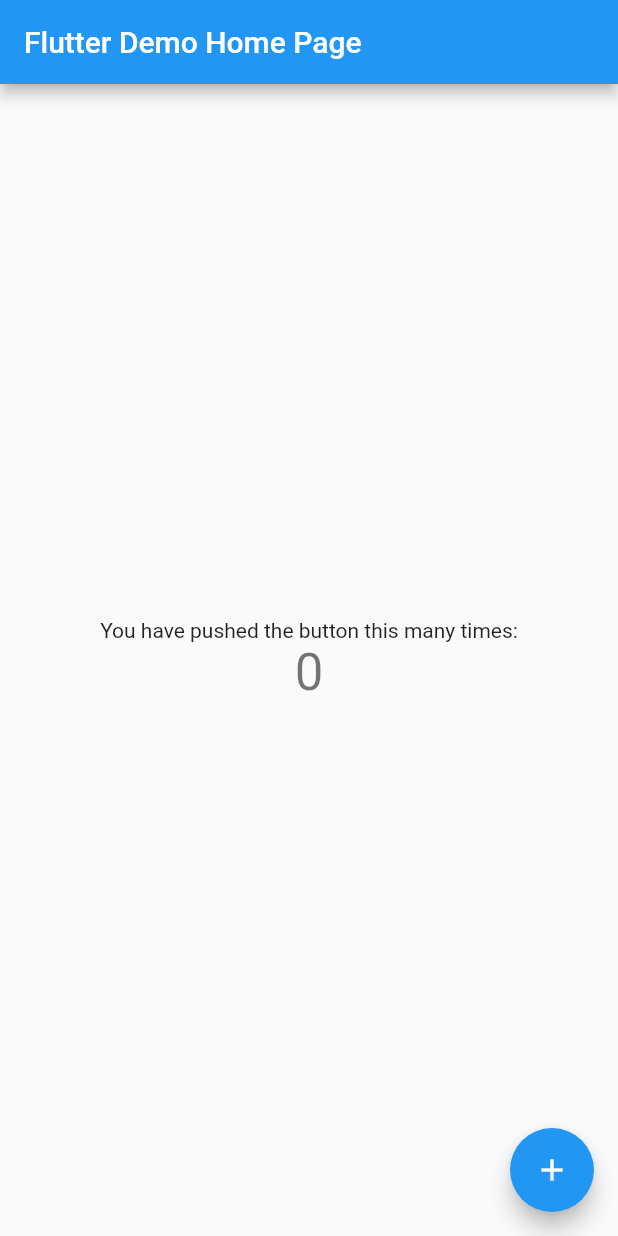
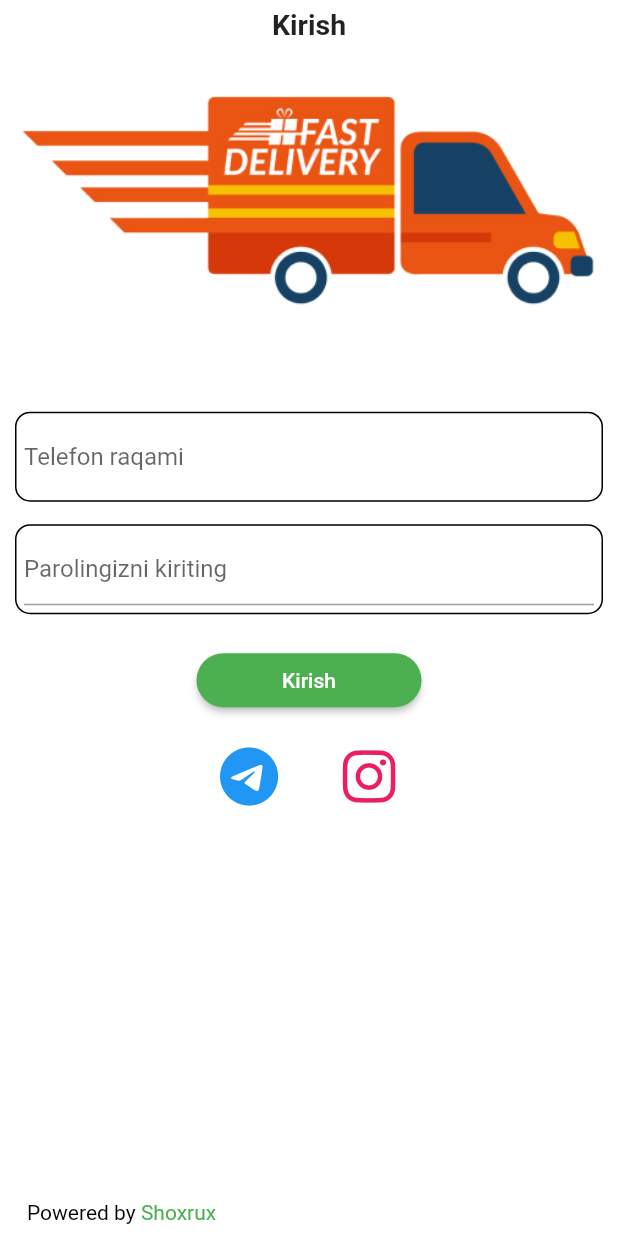
Before and after one commit to ShokhrukhDeveloper/delivery_user, a Flutter app: the screen it shows after launch, on a phone screen of 412 x 824 dp. Run offline on Flutter 3.47's test engine with Material 2 defaults, Android fonts, the phone set to English and light mode, and no system bars; our stand-ins replace font_awesome_flutter.

Commit message:
login view

```diff
--- a/lib/main.dart
+++ b/lib/main.dart
@@ -1,3 +1,4 @@
+import 'package:delivery_user/view/login_view.dart';
 import 'package:flutter/material.dart';
 
 void main() {
@@ -7,109 +8,14 @@
 class MyApp extends StatelessWidget {
   const MyApp({super.key});
 
-  // This widget is the root of your application.
   @override
   Widget build(BuildContext context) {
     return MaterialApp(
-      title: 'Flutter Demo',
+      debugShowCheckedModeBanner: false,
       theme: ThemeData(
-        // This is the theme of your application.
-        //
-        // Try running your application with "flutter run". You'll see the
-        // application has a blue toolbar. Then, without quitting the app, try
-        // changing the primarySwatch below to Colors.green and then invoke
-        // "hot reload" (press "r" in the console where you ran "flutter run",
-        // or simply save your changes to "hot reload" in a Flutter IDE).
-        // Notice that the counter didn't reset back to zero; the application
-        // is not restarted.
         primarySwatch: Colors.blue,
       ),
-      home: const MyHomePage(title: 'Flutter Demo Home Page'),
+      home:  LoginView(),
     );
   }
 }
-
-class MyHomePage extends StatefulWidget {
-  const MyHomePage({super.key, required this.title});
-
-  // This widget is the home page of your application. It is stateful, meaning
-  // that it has a State object (defined below) that contains fields that affect
-  // how it looks.
-
-  // This class is the configuration for the state. It holds the values (in this
-  // case the title) provided by the parent (in this case the App widget) and
-  // used by the build method of the State. Fields in a Widget subclass are
-  // always marked "final".
-
-  final String title;
-
-  @override
-  State<MyHomePage> createState() => _MyHomePageState();
-}
-
-class _MyHomePageState extends State<MyHomePage> {
-  int _counter = 0;
-
-  void _incrementCounter() {
-    setState(() {
-      // This call to setState tells the Flutter framework that something has
-      // changed in this State, which causes it to rerun the build method below
-      // so that the display can reflect the updated values. If we changed
-      // _counter without calling setState(), then the build method would not be
-      // called again, and so nothing would appear to happen.
-      _counter++;
-    });
-  }
-
-  @override
-  Widget build(BuildContext context) {
-    // This method is rerun every time setState is called, for instance as done
-    // by the _incrementCounter method above.
-    //
-    // The Flutter framework has been optimized to make rerunning build methods
-    // fast, so that you can just rebuild anything that needs updating rather
-    // than having to individually change instances of widgets.
-    return Scaffold(
-      appBar: AppBar(
-        // Here we take the value from the MyHomePage object that was created by
-        // the App.build method, and use it to set our appbar title.
-        title: Text(widget.title),
-      ),
-      body: Center(
-        // Center is a layout widget. It takes a single child and positions it
-        // in the middle of the parent.
-        child: Column(
-          // Column is also a layout widget. It takes a list of children and
-          // arranges them vertically. By default, it sizes itself to fit its
-          // children horizontally, and tries to be as tall as its parent.
-          //
-          // Invoke "debug painting" (press "p" in the console, choose the
-          // "Toggle Debug Paint" action from the Flutter Inspector in Android
-          // Studio, or the "Toggle Debug Paint" command in Visual Studio Code)
-          // to see the wireframe for each widget.
-          //
-          // Column has various properties to control how it sizes itself and
-          // how it positions its children. Here we use mainAxisAlignment to
-          // center the children vertically; the main axis here is the vertical
-          // axis because Columns are vertical (the cross axis would be
-          // horizontal).
-          mainAxisAlignment: MainAxisAlignment.center,
-          children: <Widget>[
-            const Text(
-              'You have pushed the button this many times:',
-            ),
-            Text(
-              '$_counter',
-              style: Theme.of(context).textTheme.headlineMedium,
-            ),
-          ],
-        ),
-      ),
-      floatingActionButton: FloatingActionButton(
-        onPressed: _incrementCounter,
-        tooltip: 'Increment',
-        child: const Icon(Icons.add),
-      ), // This trailing comma makes auto-formatting nicer for build methods.
-    );
-  }
-}
--- /dev/null
+++ b/lib/view/login_view.dart
@@ -0,0 +1,148 @@
+import 'package:flutter/material.dart';
+import 'package:font_awesome_flutter/font_awesome_flutter.dart';
+
+class LoginView extends StatelessWidget {
+  LoginView({Key? key}) : super(key: key);
+  final phoneController = TextEditingController();
+  final passwordController = TextEditingController();
+  final formKey = GlobalKey<FormState>();
+
+  @override
+  Widget build(BuildContext context) {
+    return Scaffold(
+      resizeToAvoidBottomInset : false,
+      backgroundColor: const Color(0xffffffff),
+      body: SafeArea(
+        child: Column(
+          children: [
+            Expanded(
+              child: Container(
+                padding: const EdgeInsets.symmetric(horizontal: 10),
+                width: double.infinity,
+                child: Form(
+                  key: formKey,
+                  child: Column(
+                    mainAxisAlignment: MainAxisAlignment.spaceBetween,
+                    children: [
+                      Column(
+                        children: [
+                          const SizedBox(height: 5),
+                          const Text(
+                            'Kirish',
+                            style: TextStyle(
+                                fontWeight: FontWeight.bold, fontSize: 19),
+                          ),
+                          const SizedBox(height: 10),
+                          Image.asset('images/car.jpg'),
+                          Container(
+                            padding: const EdgeInsets.all(5),
+                            decoration: BoxDecoration(
+                              border: Border.all(),
+                              borderRadius: BorderRadius.circular(10),
+                            ),
+                            child: TextFormField(
+                              keyboardType: TextInputType.phone,
+                              controller: phoneController,
+                              validator: (input) {
+                                if (phoneController.text.isNotEmpty) {
+                                  return null;
+                                } else {
+                                  return 'Telefon raqamini kiritishingiz kerak';
+                                }
+                              },
+                              decoration: const InputDecoration(
+                                border: InputBorder.none,
+                                hintText: 'Telefon raqami',
+                              ),
+                            ),
+                          ),
+                          const SizedBox(height: 15),
+                          Container(
+                            padding: const EdgeInsets.all(5),
+                            decoration: BoxDecoration(
+                              borderRadius: BorderRadius.circular(10),
+                              border: Border.all(),
+                            ),
+                            child: TextFormField(
+                              obscureText: true,
+                              controller: passwordController,
+                              validator: (input) {
+                                if (passwordController.text.isNotEmpty) {
+                                  return null;
+                                } else {
+                                  return 'Parolni kiritishingiz kerak';
+                                }
+                              },
+                              decoration: const InputDecoration(
+                                hintText: 'Parolingizni kiriting',
+                              ),
+                            ),
+                          ),
+                          const SizedBox(height: 20),
+                          Column(
+                            children: [
+                              MaterialButton(
+                                onPressed: () {},
+                                minWidth: 150,
+                                shape: RoundedRectangleBorder(
+                                  borderRadius: BorderRadius.circular(20),
+                                ),
+                                textColor: Colors.white,
+                                color: Colors.green,
+                                child: const Text('Kirish'),
+                              ),
+                              const SizedBox(height: 20),
+                              Row(
+                                mainAxisAlignment: MainAxisAlignment.center,
+                                children: const [
+                                  Icon(
+                                    FontAwesomeIcons.telegram,
+                                    size: 40,
+                                    color: Colors.blue,
+                                  ),
+                                  SizedBox(width: 40),
+                                  Icon(
+                                    FontAwesomeIcons.instagram,
+                                    color: Colors.pink,
+                                    size: 40,
+                                  ),
+                                ],
+                              ),
+                            ],
+                          ),
+                        ],
+                      ),
+                      Padding(
+                        padding: const EdgeInsets.all(8.0),
+                        child: Row(
+                          children: [
+                            RichText(
+                              text: const TextSpan(
+                                children: [
+                                  TextSpan(
+                                      text: 'Powered by ',
+                                      style: TextStyle(
+                                        color: Colors.black,
+                                      )),
+                                  TextSpan(
+                                      text: 'Shoxrux',
+                                      style: TextStyle(
+                                        color: Colors.green,
+                                      )),
+                                ],
+                              ),
+                            ),
+                          ],
+                        ),
+                      ),
+                    ],
+                  ),
+                ),
+              ),
+            ),
+          ],
+        ),
+      ),
+    );
+  }
+}
```
Also changed, not shown: pubspec.yaml (+6 -4 lines), images/car.jpg (added), pubspec.lock.
